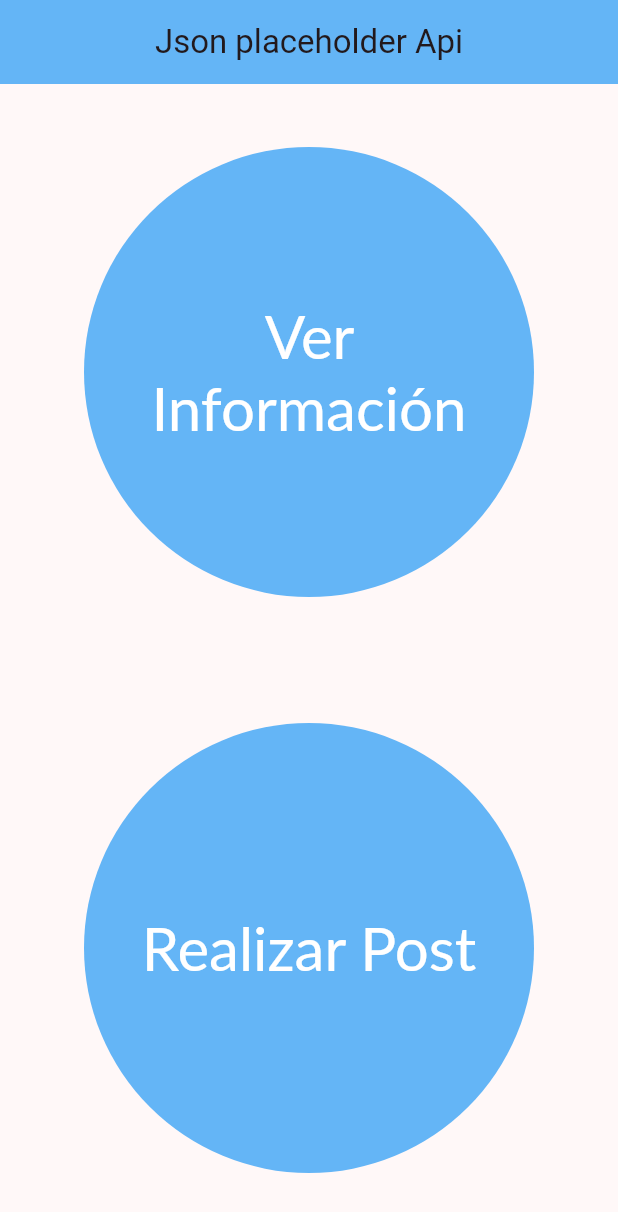
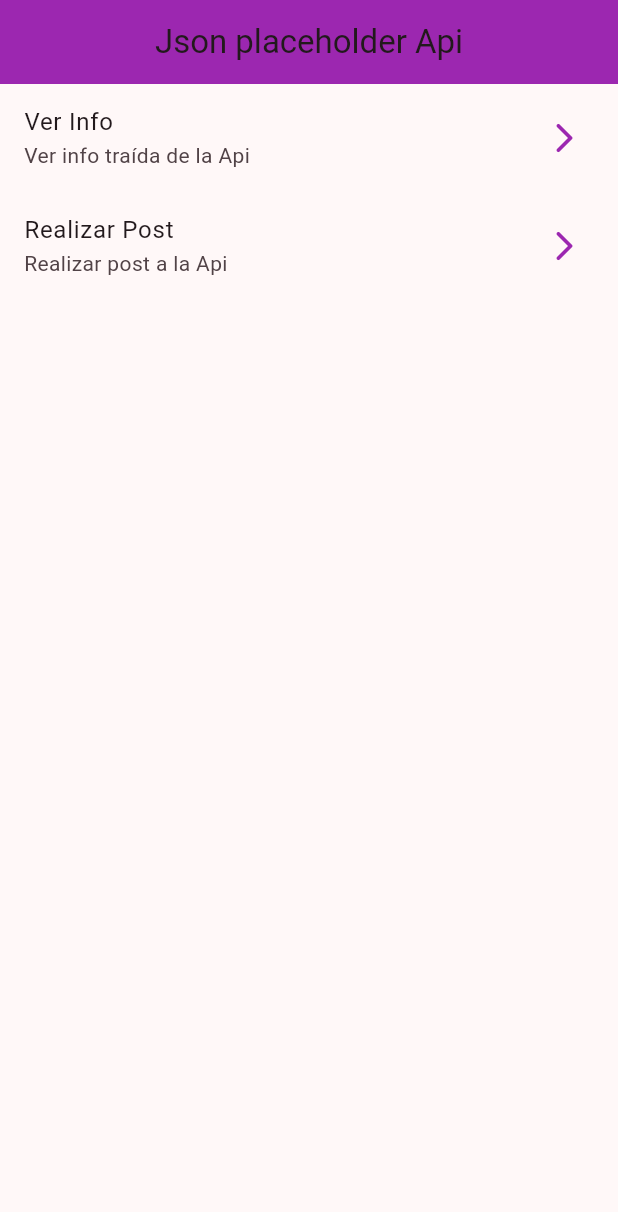
Before and after one commit to skatherinebm/PruebaTecnica1, a Flutter app: the screen it shows after launch, on a phone screen of 412 x 824 dp. Shown: the top 1212 px of the screen. Run offline on Flutter 3.47's test engine with Material 2 defaults, Android fonts, the phone set to English and light mode, and no system bars; our stand-ins replace dio; Roboto replaces fonts that are missing (Lato).

Commit message:
se cambió la pantalla home por un listTile, buscando mejorar la presentación

```diff
--- /dev/null
+++ b/visualize_and_post_app/lib/config/home_items.dart
@@ -0,0 +1,23 @@
+
+class HomeItem {
+  final String title;
+  final String subtitle;
+  final String link;
+
+  const HomeItem(
+      {required this.title, required this.subtitle, required this.link});
+}
+
+const appHomeItems = <HomeItem>[
+  HomeItem(
+    title: 'Ver Info',
+    subtitle: 'Ver info traída de la Api',
+    link: '/apiInformation',
+  ),
+
+    HomeItem(
+    title: 'Realizar Post',
+    subtitle: 'Realizar post a la Api',
+    link: '/post',
+  ),
+];
--- a/visualize_and_post_app/lib/config/theme/app_theme.dart
+++ b/visualize_and_post_app/lib/config/theme/app_theme.dart
@@ -10,6 +10,7 @@ List<Color> _colorThemes = [
   Colors.black54,
   Colors.cyan,
   Colors.teal,
+  Colors.purple,
 ];
 
 //Incluye la configuración del tema de la App
@@ -26,7 +27,7 @@ class AppTheme {
         colorScheme: ColorScheme.fromSeed(
             seedColor: _colorThemes[selectedColor],
             secondary: _colorThemes[selectedColor],
-            primary: Colors.blue.shade300),
+            primary: Colors.purple),
         brightness: Brightness.light,
         cardTheme: const CardTheme(
           clipBehavior: Clip.antiAlias,
--- a/visualize_and_post_app/lib/main.dart
+++ b/visualize_and_post_app/lib/main.dart
@@ -24,7 +24,7 @@ class MyApp extends StatelessWidget {
           title: 'Json Placeholder Api',
           debugShowCheckedModeBanner: false,
           theme: AppTheme(selectedColor: 0).theme(),
-          home: const ApiInformationScreen(),
+          home: const HomeScreen(),
           initialRoute: '/home',
           routes: {
             '/home': (context) => const HomeScreen(),
--- a/visualize_and_post_app/lib/presentation/screen/home_screen.dart
+++ b/visualize_and_post_app/lib/presentation/screen/home_screen.dart
@@ -1,4 +1,5 @@
 import 'package:flutter/material.dart';
+import 'package:visualize_and_post_app/config/home_items.dart';
 
 //Pantalla que renderiza la ventana de inicio o home.
 class HomeScreen extends StatelessWidget {
@@ -25,29 +26,37 @@ class HomeScreen extends StatelessWidget {
 class _HomeView extends StatelessWidget {
   @override
   Widget build(BuildContext context) {
-    return SafeArea(
-      child: Column(children: [
-        Expanded(
-          child: Center(
-              child: TextButton(
-                  onPressed: () {
-                    Navigator.pushNamed(context, '/apiInformation');
-                  },
-                  style: buttonStyle(context),
-                  child: const Text('Ver Información',
-                      textAlign: TextAlign.center))),
-        ),
-        Expanded(
-            child: Center(
-                child: TextButton(
-          onPressed: () {
-            Navigator.pushNamed(context, '/post');
-          },
-          style: buttonStyle(context),
-          child: const Text('Realizar Post', textAlign: TextAlign.center),
-        ))),
-      ]),
-    );
+    return ListView.builder(
+      itemCount: 2,
+      itemBuilder: (context, index) {
+        final homeItems = appHomeItems[index];
+
+        return _CustomListTile(homeItem: homeItems,);
+      },);
+
+    // return SafeArea(
+    //   child: Column(children: [
+    //     Expanded(
+    //       child: Center(
+    //           child: TextButton(
+    //               onPressed: () {
+    //                 Navigator.pushNamed(context, '/apiInformation');
+    //               },
+    //               style: buttonStyle(context),
+    //               child: const Text('Ver Información',
+    //                   textAlign: TextAlign.center))),
+    //     ),
+    //     Expanded(
+    //         child: Center(
+    //             child: TextButton(
+    //       onPressed: () {
+    //         Navigator.pushNamed(context, '/post');
+    //       },
+    //       style: buttonStyle(context),
+    //       child: const Text('Realizar Post', textAlign: TextAlign.center),
+    //     ))),
+    //   ]),
+    // );
   }
 
 //Función que retorna el estilo de los botones principales de Home
@@ -78,3 +87,24 @@ class _HomeView extends StatelessWidget {
     );
   }
 }
+
+class _CustomListTile extends StatelessWidget {
+  const _CustomListTile({
+     required this.homeItem,
+  });
+
+  final HomeItem homeItem;
+
+  @override
+  Widget build(BuildContext context) {
+    final colors = Theme.of(context).colorScheme;
+    return ListTile(
+      trailing: Icon(Icons.arrow_forward_ios_rounded, color: colors.primary),
+      title: Text(homeItem.title),
+      subtitle: Text(homeItem.subtitle),
+      onTap: () {
+        Navigator.pushNamed(context, homeItem.link);
+      },
+    );
+  }
+}
```
